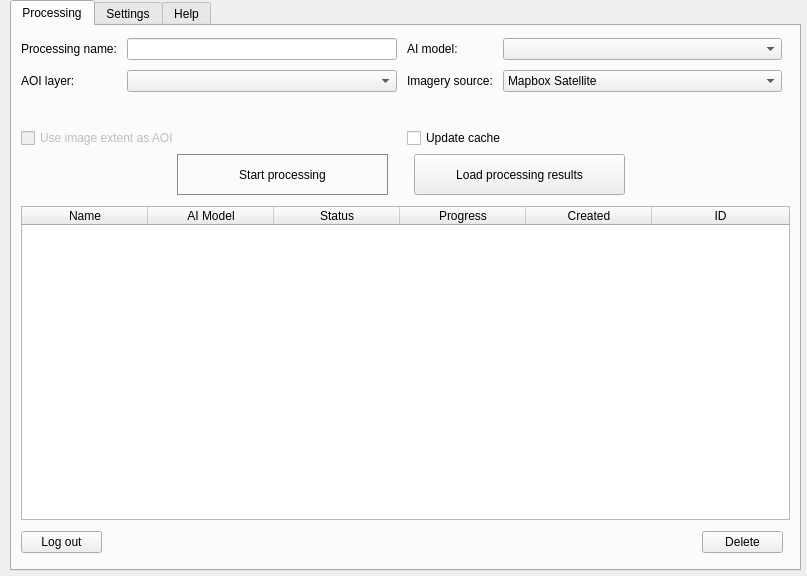
Above: src/geoalert_master_src/main_dialog.ui from Geoalert/mapflow-qgis before the change. Below: the same form after it.
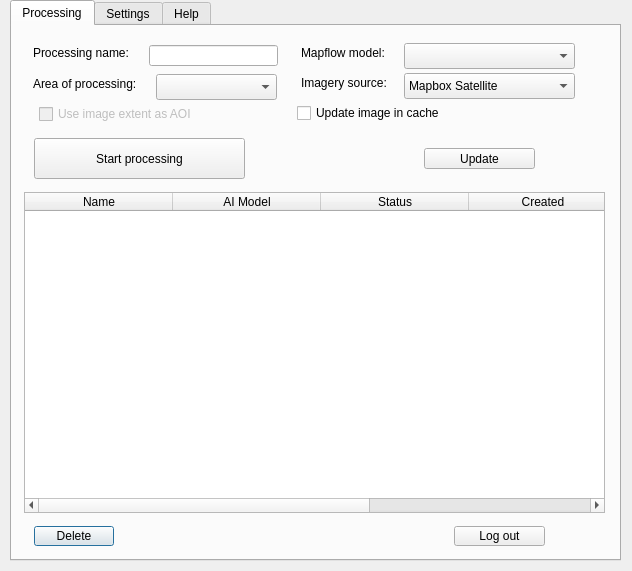
That is the form after the change. Custom widgets are drawn as their Qt base class.

Commit message: ui minimized - test on ubuntu

```diff
--- a/src/geoalert_master_src/main_dialog.ui
+++ b/src/geoalert_master_src/main_dialog.ui
@@ -6,8 +6,8 @@
    <rect>
     <x>0</x>
     <y>0</y>
-    <width>807</width>
-    <height>576</height>
+    <width>632</width>
+    <height>571</height>
    </rect>
   </property>
   <property name="sizePolicy">
@@ -39,8 +39,8 @@
     <rect>
      <x>10</x>
      <y>0</y>
-     <width>791</width>
-     <height>571</height>
+     <width>611</width>
+     <height>561</height>
     </rect>
    </property>
    <property name="sizePolicy">
@@ -62,9 +62,84 @@
     <attribute name="title">
      <string>Processing</string>
     </attribute>
-    <layout class="QGridLayout" name="processingsTabGridLayout">
-     <item row="2" column="0">
+    <widget class="QWidget" name="processingsController" native="true">
+     <property name="geometry">
+      <rect>
+       <x>12</x>
+       <y>480</y>
+       <width>591</width>
+       <height>51</height>
+      </rect>
+     </property>
+     <property name="sizePolicy">
+      <sizepolicy hsizetype="MinimumExpanding" vsizetype="Fixed">
+       <horstretch>0</horstretch>
+       <verstretch>0</verstretch>
+      </sizepolicy>
+     </property>
+     <property name="minimumSize">
+      <size>
+       <width>0</width>
+       <height>34</height>
+      </size>
+     </property>
+     <property name="sizeIncrement">
+      <size>
+       <width>0</width>
+       <height>0</height>
+      </size>
+     </property>
+     <property name="baseSize">
+      <size>
+       <width>0</width>
+       <height>0</height>
+      </size>
+     </property>
+     <widget class="QPushButton" name="deleteProcessings">
+      <property name="geometry">
+       <rect>
+        <x>10</x>
+        <y>20</y>
+        <width>80</width>
+        <height>20</height>
+       </rect>
+      </property>
+      <property name="styleSheet">
+       <string notr="true"/>
+      </property>
+      <property name="text">
+       <string>Delete</string>
+      </property>
+     </widget>
+     <widget class="QPushButton" name="logoutButton">
+      <property name="geometry">
+       <rect>
+        <x>430</x>
+        <y>20</y>
+        <width>91</width>
+        <height>20</height>
+       </rect>
+      </property>
+      <property name="visible">
+       <bool>true</bool>
+      </property>
+      <property name="styleSheet">
+       <string notr="true"/>
+      </property>
+      <property name="text">
+       <string>Log out</string>
+      </property>
+     </widget>
+    </widget>
       <widget class="QTableWidget" name="processingsTable">
+     <property name="geometry">
+      <rect>
+       <x>12</x>
+       <y>166</y>
+       <width>581</width>
+       <height>321</height>
+      </rect>
+     </property>
        <property name="sizePolicy">
         <sizepolicy hsizetype="Expanding" vsizetype="Expanding">
          <horstretch>0</horstretch>
@@ -73,7 +148,7 @@
        </property>
        <property name="minimumSize">
         <size>
-         <width>762</width>
+       <width>562</width>
          <height>300</height>
         </size>
        </property>
@@ -111,17 +186,17 @@
         <bool>true</bool>
        </property>
        <property name="columnCount">
-        <number>6</number>
+      <number>5</number>
        </property>
        <attribute name="horizontalHeaderCascadingSectionResizes">
         <bool>false</bool>
        </attribute>
+     <attribute name="horizontalHeaderDefaultSectionSize">
+      <number>148</number>
+     </attribute>
        <attribute name="horizontalHeaderMinimumSectionSize">
         <number>67</number>
        </attribute>
-       <attribute name="horizontalHeaderDefaultSectionSize">
-        <number>126</number>
-       </attribute>
        <attribute name="horizontalHeaderShowSortIndicator" stdset="0">
         <bool>true</bool>
        </attribute>
@@ -152,14 +227,6 @@
          <set>AlignCenter</set>
         </property>
        </column>
-       <column>
-        <property name="text">
-         <string>Progress</string>
-        </property>
-        <property name="textAlignment">
-         <set>AlignCenter</set>
-        </property>
-       </column>
        <column>
         <property name="text">
          <string>Created</string>
@@ -177,9 +244,15 @@
         </property>
        </column>
       </widget>
-     </item>
-     <item row="1" column="0">
-      <widget class="QWidget" name="processingWidget" native="true">
+    <widget class="QWidget" name="widget" native="true">
+     <property name="geometry">
+      <rect>
+       <x>12</x>
+       <y>12</y>
+       <width>561</width>
+       <height>165</height>
+      </rect>
+     </property>
        <property name="sizePolicy">
         <sizepolicy hsizetype="Expanding" vsizetype="Fixed">
          <horstretch>0</horstretch>
@@ -192,151 +265,43 @@
          <height>165</height>
         </size>
        </property>
-       <widget class="QWidget" name="layoutWidget">
+     <widget class="QPushButton" name="loadProcessingResults">
         <property name="geometry">
          <rect>
-          <x>0</x>
-          <y>3</y>
-          <width>761</width>
-          <height>157</height>
-         </rect>
-        </property>
-        <layout class="QVBoxLayout" name="processingLayout">
-         <item>
-          <layout class="QHBoxLayout" name="processingForm">
-           <property name="spacing">
-            <number>10</number>
-           </property>
-           <item>
-            <layout class="QVBoxLayout" name="processingOptionsLeft">
-             <item>
-              <layout class="QFormLayout" name="processingFormLeft">
-               <item row="0" column="0">
-                <widget class="QLabel" name="labelProcessingName">
-                 <property name="text">
-                  <string>Processing name:</string>
-                 </property>
-                </widget>
-               </item>
-               <item row="0" column="1">
-                <widget class="QLineEdit" name="processingName">
+        <x>400</x>
+        <y>110</y>
+        <width>111</width>
+        <height>21</height>
+       </rect>
+      </property>
+      <property name="sizePolicy">
+       <sizepolicy hsizetype="Fixed" vsizetype="Fixed">
+        <horstretch>0</horstretch>
+        <verstretch>0</verstretch>
+       </sizepolicy>
+      </property>
                  <property name="minimumSize">
                   <size>
-                   <width>129</width>
-                   <height>0</height>
-                  </size>
-                 </property>
-                 <property name="text">
-                  <string/>
-                 </property>
-                </widget>
-               </item>
-               <item row="1" column="0">
-                <widget class="QLabel" name="labelAOILayer">
-                 <property name="text">
-                  <string>AOI layer:</string>
-                 </property>
-                </widget>
-               </item>
-               <item row="1" column="1">
-                <widget class="QComboBox" name="polygonCombo"/>
-               </item>
-              </layout>
-             </item>
-             <item>
-              <widget class="QCheckBox" name="useImageExtentAsAOI">
-               <property name="enabled">
+        <width>111</width>
+        <height>21</height>
+       </size>
+      </property>
+      <property name="autoFillBackground">
                 <bool>false</bool>
                </property>
                <property name="text">
-                <string>Use image extent as AOI</string>
-               </property>
-              </widget>
-             </item>
-            </layout>
-           </item>
-           <item>
-            <layout class="QVBoxLayout" name="processingOptionsRight">
-             <item>
-              <layout class="QFormLayout" name="processingFormRight">
-               <item row="0" column="0">
-                <widget class="QLabel" name="labelAIModel">
-                 <property name="text">
-                  <string>AI model:</string>
-                 </property>
-                </widget>
-               </item>
-               <item row="0" column="1">
-                <widget class="QComboBox" name="workflowDefinitionCombo">
-                 <property name="sizePolicy">
-                  <sizepolicy hsizetype="Expanding" vsizetype="Fixed">
-                   <horstretch>0</horstretch>
-                   <verstretch>0</verstretch>
-                  </sizepolicy>
-                 </property>
-                </widget>
-               </item>
-               <item row="1" column="0">
-                <widget class="QLabel" name="labelImagerySource">
-                 <property name="text">
-                  <string>Imagery source:</string>
-                 </property>
-                </widget>
-               </item>
-               <item row="1" column="1">
-                <widget class="QComboBox" name="rasterCombo">
-                 <property name="sizePolicy">
-                  <sizepolicy hsizetype="Expanding" vsizetype="Fixed">
-                   <horstretch>0</horstretch>
-                   <verstretch>0</verstretch>
-                  </sizepolicy>
-                 </property>
-                 <property name="toolTip">
-                  <string notr="true"/>
-                 </property>
-                 <item>
-                  <property name="text">
-                   <string>Mapbox Satellite</string>
-                  </property>
-                 </item>
-                 <item>
-                  <property name="text">
-                   <string>Open new .tif</string>
-                  </property>
-                 </item>
-                 <item>
-                  <property name="text">
-                   <string>Custom (in settings)</string>
-                  </property>
-                 </item>
-                </widget>
-               </item>
-              </layout>
-             </item>
-             <item>
-              <widget class="QCheckBox" name="updateCache">
-               <property name="text">
-                <string>Update cache</string>
-               </property>
-              </widget>
-             </item>
-            </layout>
-           </item>
-          </layout>
-         </item>
-         <item>
-          <layout class="QHBoxLayout" name="horizontalLayout_3">
-           <property name="spacing">
-            <number>10</number>
-           </property>
-           <property name="leftMargin">
-            <number>140</number>
-           </property>
-           <property name="rightMargin">
-            <number>140</number>
-           </property>
-           <item>
+       <string>Update</string>
+      </property>
+     </widget>
             <widget class="QPushButton" name="startProcessing">
+      <property name="geometry">
+       <rect>
+        <x>10</x>
+        <y>100</y>
+        <width>211</width>
+        <height>41</height>
+       </rect>
+      </property>
              <property name="sizePolicy">
               <sizepolicy hsizetype="Fixed" vsizetype="Fixed">
                <horstretch>0</horstretch>
@@ -359,105 +324,173 @@
               <bool>false</bool>
              </property>
              <property name="styleSheet">
-              <string notr="true">border: 1px solid #888;</string>
+       <string notr="true"/>
              </property>
              <property name="text">
               <string>Start processing</string>
              </property>
             </widget>
-           </item>
-           <item>
-            <widget class="QPushButton" name="loadProcessingResults">
-             <property name="sizePolicy">
-              <sizepolicy hsizetype="Fixed" vsizetype="Fixed">
-               <horstretch>0</horstretch>
-               <verstretch>0</verstretch>
-              </sizepolicy>
-             </property>
+     <widget class="QCheckBox" name="useImageExtentAsAOI">
+      <property name="enabled">
+       <bool>false</bool>
+      </property>
+      <property name="geometry">
+       <rect>
+        <x>15</x>
+        <y>66</y>
+        <width>181</width>
+        <height>20</height>
+       </rect>
+      </property>
+      <property name="text">
+       <string>Use image extent as AOI</string>
+      </property>
+     </widget>
+     <widget class="QLabel" name="label_9">
+      <property name="geometry">
+       <rect>
+        <x>9</x>
+        <y>7</y>
+        <width>108</width>
+        <height>16</height>
+       </rect>
+      </property>
+      <property name="text">
+       <string>Processing name:</string>
+      </property>
+     </widget>
+     <widget class="QLineEdit" name="processingName">
+      <property name="geometry">
+       <rect>
+        <x>125</x>
+        <y>7</y>
+        <width>129</width>
+        <height>21</height>
+       </rect>
+      </property>
              <property name="minimumSize">
               <size>
-               <width>211</width>
-               <height>41</height>
+        <width>129</width>
+        <height>0</height>
               </size>
              </property>
              <property name="text">
-              <string>Load processing results</string>
-             </property>
-            </widget>
-           </item>
-          </layout>
-         </item>
-        </layout>
-       </widget>
-      </widget>
-     </item>
-     <item row="3" column="0">
-      <widget class="QWidget" name="processingsController" native="true">
+       <string/>
+      </property>
+     </widget>
+     <widget class="QLabel" name="label_8">
+      <property name="geometry">
+       <rect>
+        <x>9</x>
+        <y>38</y>
+        <width>131</width>
+        <height>16</height>
+       </rect>
+      </property>
+      <property name="text">
+       <string>Area of processing:</string>
+      </property>
+     </widget>
+     <widget class="QComboBox" name="polygonCombo">
+      <property name="geometry">
+       <rect>
+        <x>132</x>
+        <y>36</y>
+        <width>121</width>
+        <height>26</height>
+       </rect>
+      </property>
+     </widget>
+     <widget class="QCheckBox" name="updateCache">
+      <property name="geometry">
+       <rect>
+        <x>273</x>
+        <y>65</y>
+        <width>191</width>
+        <height>20</height>
+       </rect>
+      </property>
+      <property name="text">
+       <string>Update image in cache</string>
+      </property>
+     </widget>
+     <widget class="QLabel" name="label_2">
+      <property name="geometry">
+       <rect>
+        <x>277</x>
+        <y>7</y>
+        <width>101</width>
+        <height>16</height>
+       </rect>
+      </property>
+      <property name="text">
+       <string>Mapflow model:</string>
+      </property>
+     </widget>
+     <widget class="QComboBox" name="ai_model">
+      <property name="geometry">
+       <rect>
+        <x>380</x>
+        <y>5</y>
+        <width>171</width>
+        <height>26</height>
+       </rect>
+      </property>
        <property name="sizePolicy">
-        <sizepolicy hsizetype="Preferred" vsizetype="Fixed">
+       <sizepolicy hsizetype="Expanding" vsizetype="Fixed">
          <horstretch>0</horstretch>
          <verstretch>0</verstretch>
         </sizepolicy>
        </property>
-       <property name="minimumSize">
-        <size>
-         <width>0</width>
-         <height>34</height>
-        </size>
-       </property>
-       <property name="sizeIncrement">
-        <size>
-         <width>0</width>
-         <height>0</height>
-        </size>
-       </property>
-       <property name="baseSize">
-        <size>
-         <width>0</width>
-         <height>0</height>
-        </size>
-       </property>
-       <widget class="QWidget" name="layoutWidget">
+     </widget>
+     <widget class="QLabel" name="label_22">
+      <property name="geometry">
+       <rect>
+        <x>277</x>
+        <y>37</y>
+        <width>98</width>
+        <height>16</height>
+       </rect>
+      </property>
+      <property name="text">
+       <string>Imagery source:</string>
+      </property>
+     </widget>
+     <widget class="QComboBox" name="rasterCombo">
         <property name="geometry">
          <rect>
-          <x>0</x>
-          <y>0</y>
-          <width>762</width>
-          <height>32</height>
-         </rect>
-        </property>
-        <layout class="QHBoxLayout" name="horizontalLayout_6">
-         <property name="spacing">
-          <number>600</number>
-         </property>
-         <item>
-          <widget class="QPushButton" name="logoutButton">
-           <property name="visible">
-            <bool>true</bool>
-           </property>
-           <property name="styleSheet">
+        <x>380</x>
+        <y>35</y>
+        <width>171</width>
+        <height>26</height>
+       </rect>
+      </property>
+      <property name="sizePolicy">
+       <sizepolicy hsizetype="Expanding" vsizetype="Fixed">
+        <horstretch>0</horstretch>
+        <verstretch>0</verstretch>
+       </sizepolicy>
+      </property>
+      <property name="toolTip">
             <string notr="true"/>
            </property>
+      <item>
            <property name="text">
-            <string>Log out</string>
-           </property>
-          </widget>
+        <string>Mapbox Satellite</string>
+       </property>
          </item>
          <item>
-          <widget class="QPushButton" name="deleteProcessings">
-           <property name="styleSheet">
-            <string notr="true"/>
-           </property>
+       <property name="text">
+        <string>Custom (in settings)</string>
+       </property>
+      </item>
+      <item>
            <property name="text">
-            <string>Delete</string>
-           </property>
-          </widget>
-         </item>
-        </layout>
-       </widget>
-      </widget>
-     </item>
-    </layout>
+        <string>Open new .tif</string>
+       </property>
+      </item>
+     </widget>
+    </widget>
    </widget>
    <widget class="QWidget" name="settingsTab">
     <attribute name="title">
@@ -664,10 +697,10 @@
      <widget class="QWidget" name="layoutWidget">
       <property name="geometry">
        <rect>
-        <x>10</x>
-        <y>20</y>
-        <width>571</width>
-        <height>32</height>
+        <x>14</x>
+        <y>1</y>
+        <width>561</width>
+        <height>41</height>
        </rect>
       </property>
       <layout class="QHBoxLayout" name="layoutOutputDirectory">
@@ -993,8 +1026,24 @@
     </layout>
    </widget>
   </widget>
+  <widget class="QWidget" name="layoutWidget">
+   <property name="geometry">
+    <rect>
+     <x>0</x>
+     <y>0</y>
+     <width>2</width>
+     <height>2</height>
+    </rect>
+   </property>
+   <layout class="QFormLayout" name="formLayout_6"/>
+  </widget>
  </widget>
  <customwidgets>
+  <customwidget>
+   <class>QgsFileWidget</class>
+   <extends>QWidget</extends>
+   <header>qgsfilewidget.h</header>
+  </customwidget>
   <customwidget>
    <class>QgsMapLayerComboBox</class>
    <extends>QComboBox</extends>
```
Left out of the diff: 132 changed lines with no effect on the pictures. Lines whose indentation alone changed are shown as unchanged.
